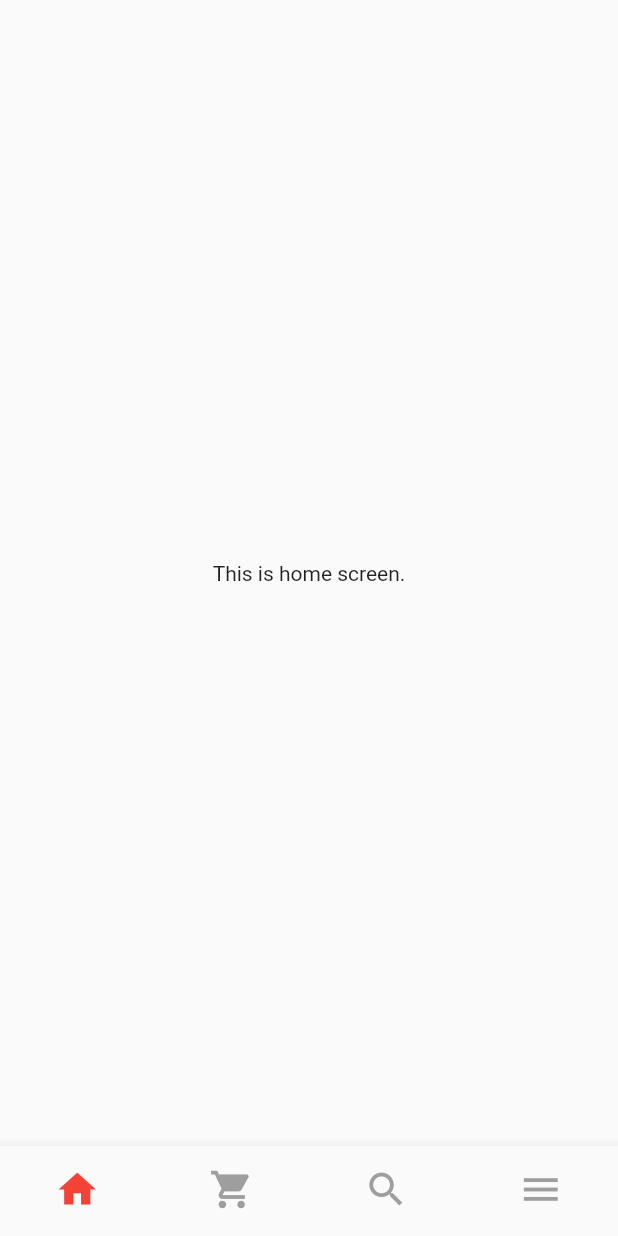
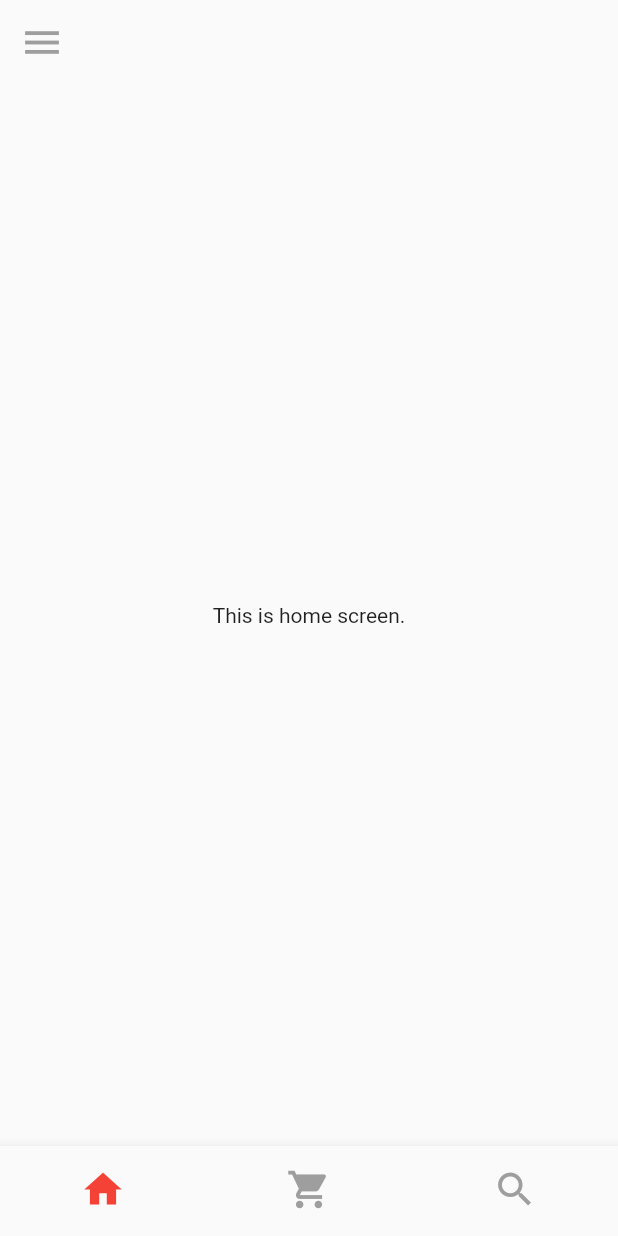
Before and after one commit to cygnus55/foodie, a Flutter app: the screen it shows after launch, on a phone screen of 412 x 824 dp. Run offline on Flutter 3.47's test engine with Material 2 defaults, Android fonts, the phone set to English and light mode, and no system bars.

Commit message:
Drawer in appbar
Menu icon removed from bottomnavigationbar

```diff
--- a/frontend/foodie/lib/screens/tab_screen.dart
+++ b/frontend/foodie/lib/screens/tab_screen.dart
@@ -18,23 +18,32 @@ class _TabScreenState extends State<TabScreen> {
   ];
 
   int _selectedTabsIndex = 0;
-  final GlobalKey<ScaffoldState> _drawerKey = GlobalKey();
 
   void _selectTab(int index) {
-    if (index == 3) {
-      _drawerKey.currentState?.openDrawer();
-    } else {
-      setState(() {
-        _selectedTabsIndex = index;
-      });
-    }
+    setState(() {
+      _selectedTabsIndex = index;
+    });
   }
 
   @override
   Widget build(BuildContext context) {
     return Scaffold(
-      key: _drawerKey,
+      // extendBodyBehindAppBar: true,
       drawer: const Drawer(),
+      appBar: AppBar(
+        leading: Builder(builder: (context) {
+          return IconButton(
+            onPressed: () => Scaffold.of(context).openDrawer(),
+            icon: const Icon(
+              Icons.menu,
+              size: 30,
+            ),
+          );
+        }),
+        backgroundColor: Colors.transparent,
+        iconTheme: const IconThemeData(color: Colors.grey),
+        elevation: 0,
+      ),
       body: _tabs[_selectedTabsIndex],
       bottomNavigationBar: BottomNavigationBar(
         showUnselectedLabels: false,
@@ -66,13 +75,6 @@ class _TabScreenState extends State<TabScreen> {
             ),
             label: 'search',
           ),
-          BottomNavigationBarItem(
-            icon: Icon(
-              Icons.menu,
-              size: 30,
-            ),
-            label: 'menu',
-          ),
         ],
       ),
     );
```
Also changed, not shown: 1 other file.
